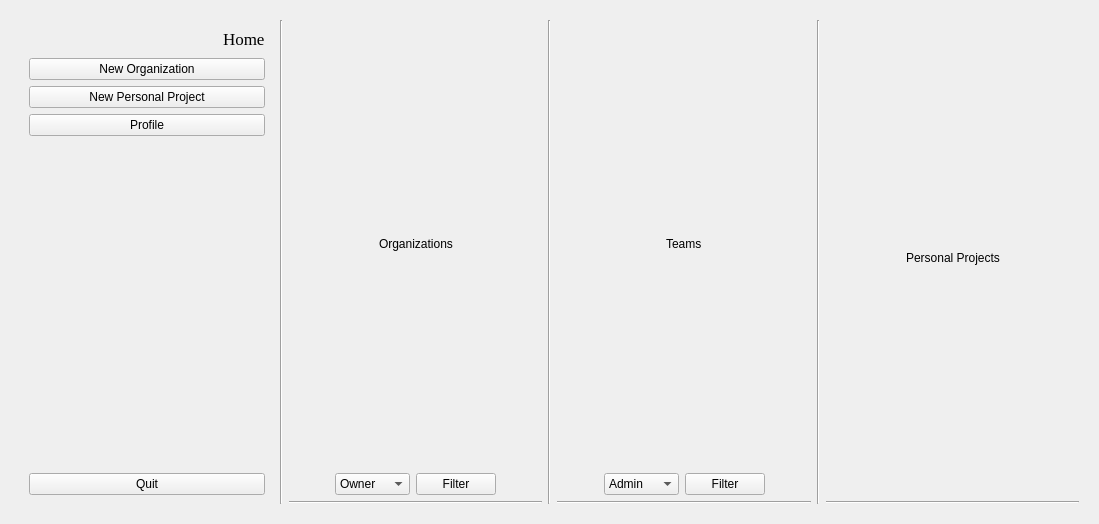
amirsoleimani7/AP_Project, file Client/dashboard.ui: the form before one commit.
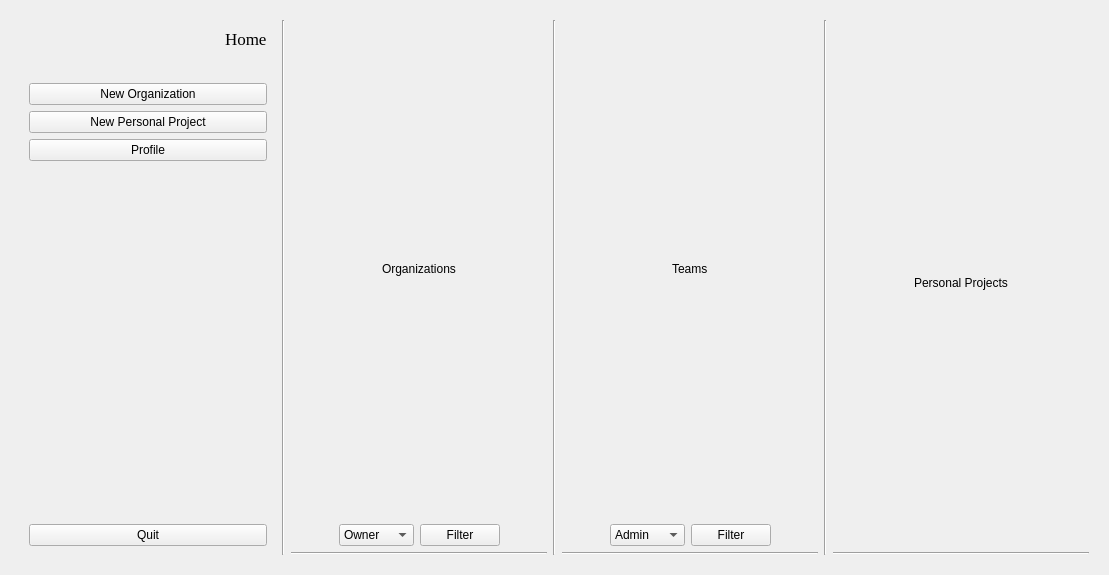
The form after the commit. The open tabs and pages were chosen to show the change.

Diff of the .ui file:
```diff
--- a/Client/dashboard.ui
+++ b/Client/dashboard.ui
@@ -6,8 +6,8 @@
    <rect>
     <x>0</x>
     <y>0</y>
-    <width>1099</width>
-    <height>524</height>
+    <width>1109</width>
+    <height>575</height>
    </rect>
   </property>
   <property name="windowTitle">
```
Left out of the diff: 60 changed lines with no effect on the pictures.
